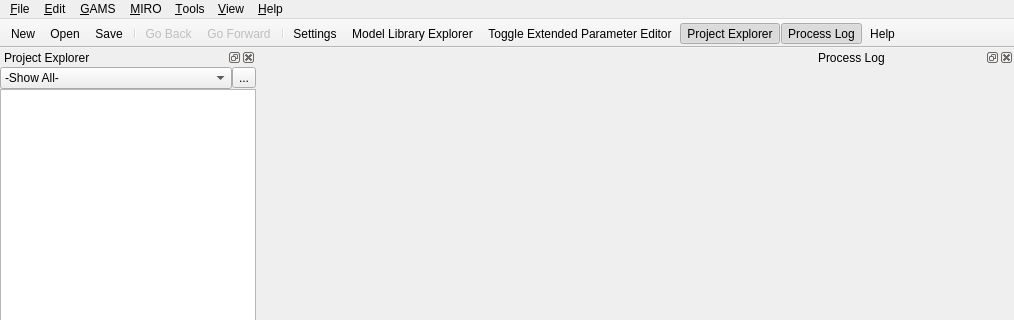
Above: src/mainwindow.ui from GAMS-dev/studio before the change; both pictures show x 0 to 1014 and y 0 to 320 of the 1014 by 745 pixel window. Below: the same form after it.
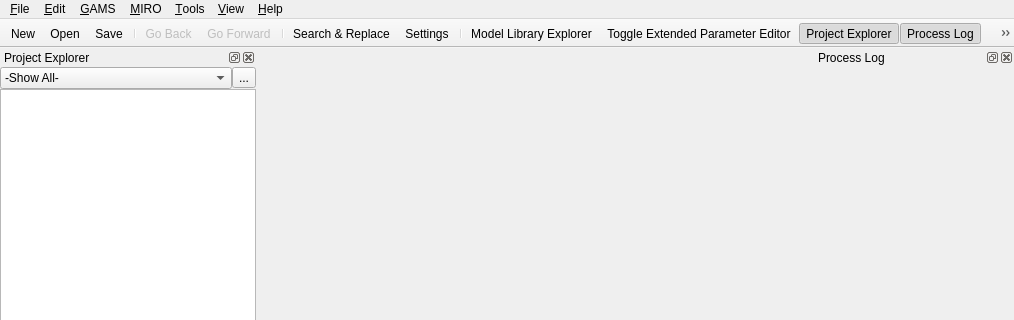
That is the form after the change. Icons and pictures are not drawn. Custom widgets are drawn as their Qt base class.

Commit message: add search tool-button and a separator before library

What changed in the file:
```diff
--- a/src/mainwindow.ui
+++ b/src/mainwindow.ui
@@ -609,7 +609,9 @@
    <addaction name="actionGoBack"/>
    <addaction name="actionGoForward"/>
    <addaction name="separator"/>
+   <addaction name="actionSearch"/>
    <addaction name="actionSettings"/>
+   <addaction name="separator"/>
    <addaction name="actionGAMS_Library"/>
    <addaction name="actionToggle_Extended_Parameter_Editor"/>
    <addaction name="actionProject_View"/>
```
